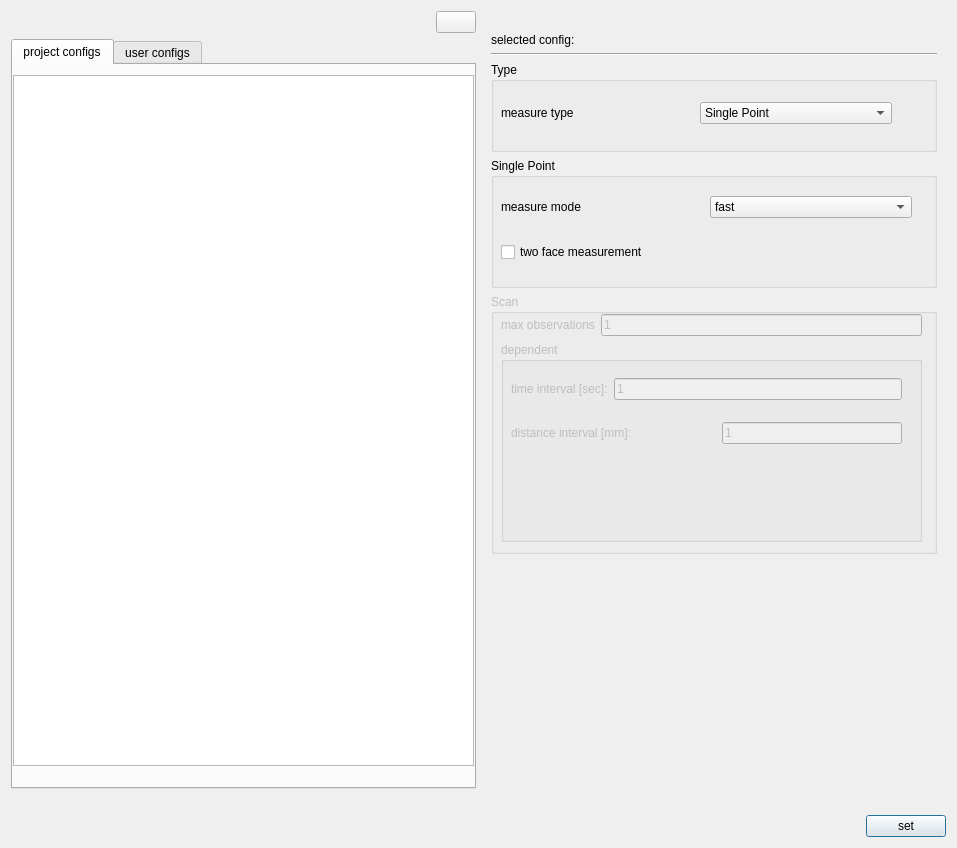
This is ui/dialogs/measurementconfigurationdialog.ui in OpenIndy/OpenIndy as Qt 5 draws it before an edit. The edited form follows.
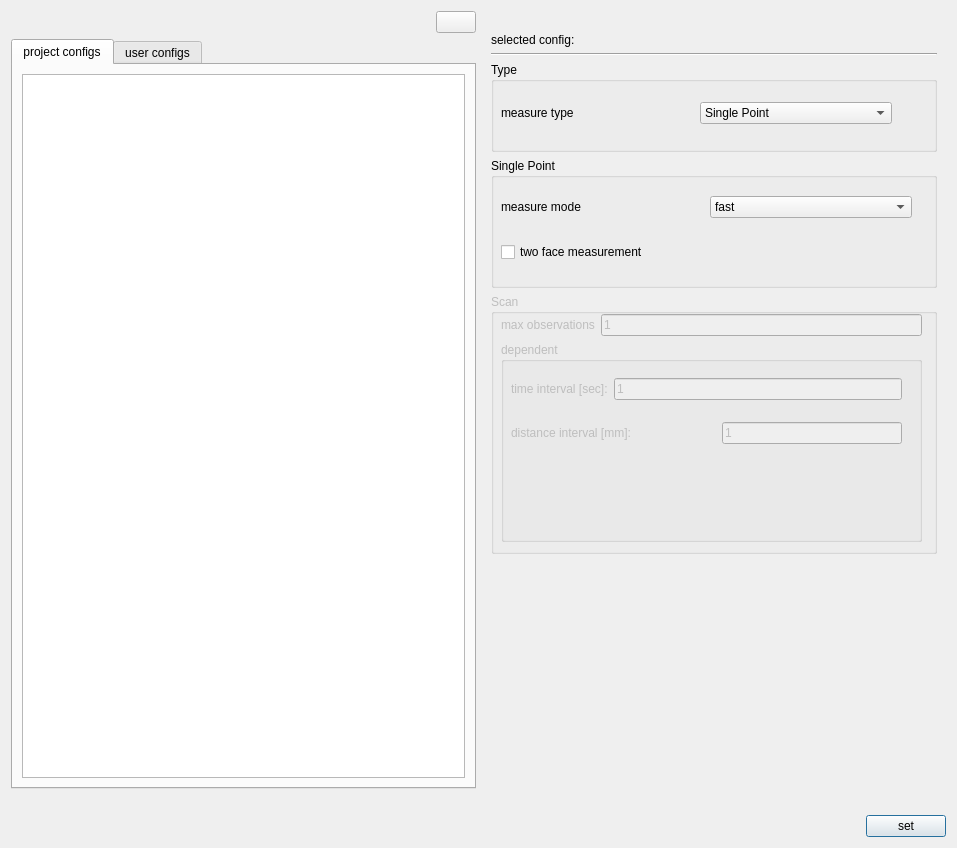
This is the edited form. Icons and pictures are not drawn.

Commit message: OI-948: ui: split user & project configs

```diff
--- a/ui/dialogs/measurementconfigurationdialog.ui
+++ b/ui/dialogs/measurementconfigurationdialog.ui
@@ -109,16 +109,11 @@
           <attribute name="title">
            <string>project configs</string>
           </attribute>
-          <widget class="QListView" name="listView_projectConfigs">
-           <property name="geometry">
-            <rect>
-             <x>0</x>
-             <y>10</y>
-             <width>461</width>
-             <height>691</height>
-            </rect>
-           </property>
-          </widget>
+          <layout class="QGridLayout" name="gridLayout_2">
+           <item row="0" column="0">
+            <widget class="QListView" name="listView_projectConfigs"/>
+           </item>
+          </layout>
          </widget>
          <widget class="QWidget" name="tab_userConfigs">
           <attribute name="title">
```
Left out of the diff: 12 changed lines with no effect on the pictures. Lines whose indentation alone changed are shown as unchanged.
